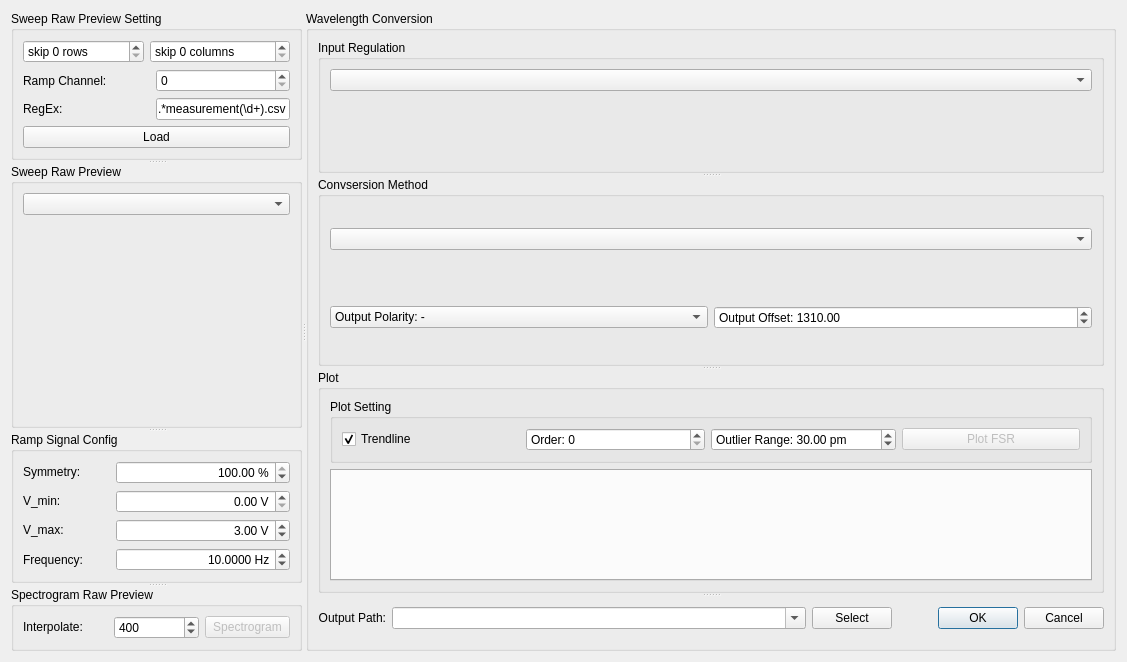
First picture: the form in RetrospectiveAnalysis/src/uic/active/ra_active_converter_dialog.ui, repository EzekielDaun/biosensors, before the edit.
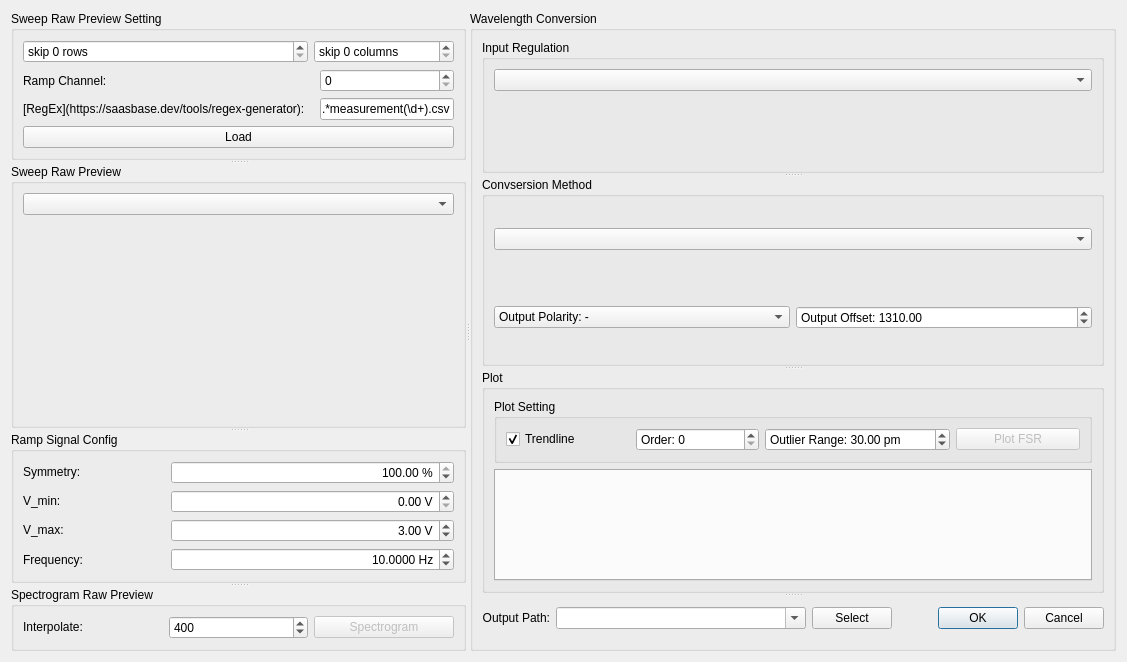
Second picture: the form after the edit.

Commit message: RA: style💄: external link to RegEx generator

```diff
--- a/RetrospectiveAnalysis/src/uic/active/ra_active_converter_dialog.ui
+++ b/RetrospectiveAnalysis/src/uic/active/ra_active_converter_dialog.ui
@@ -71,7 +71,16 @@
         <item row="2" column="0">
          <widget class="QLabel" name="label_3">
           <property name="text">
-           <string>RegEx: </string>
+           <string>[RegEx](https://saasbase.dev/tools/regex-generator): </string>
+          </property>
+          <property name="textFormat">
+          <enum>Qt::MarkdownText</enum>
+          </property>
+          <property name="openExternalLinks">
+          <bool>true</bool>
+          </property>
+          <property name="textInteractionFlags">
+          <set>Qt::TextBrowserInteraction</set>
           </property>
          </widget>
         </item>
```
The commit also changes 3 other files.
